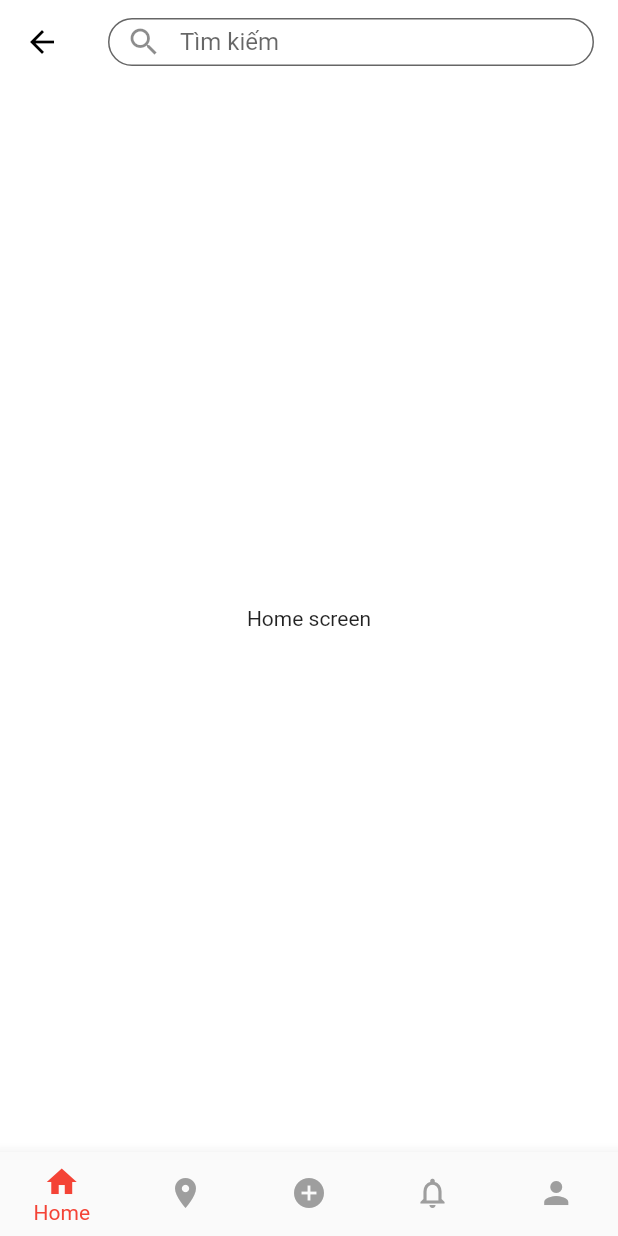
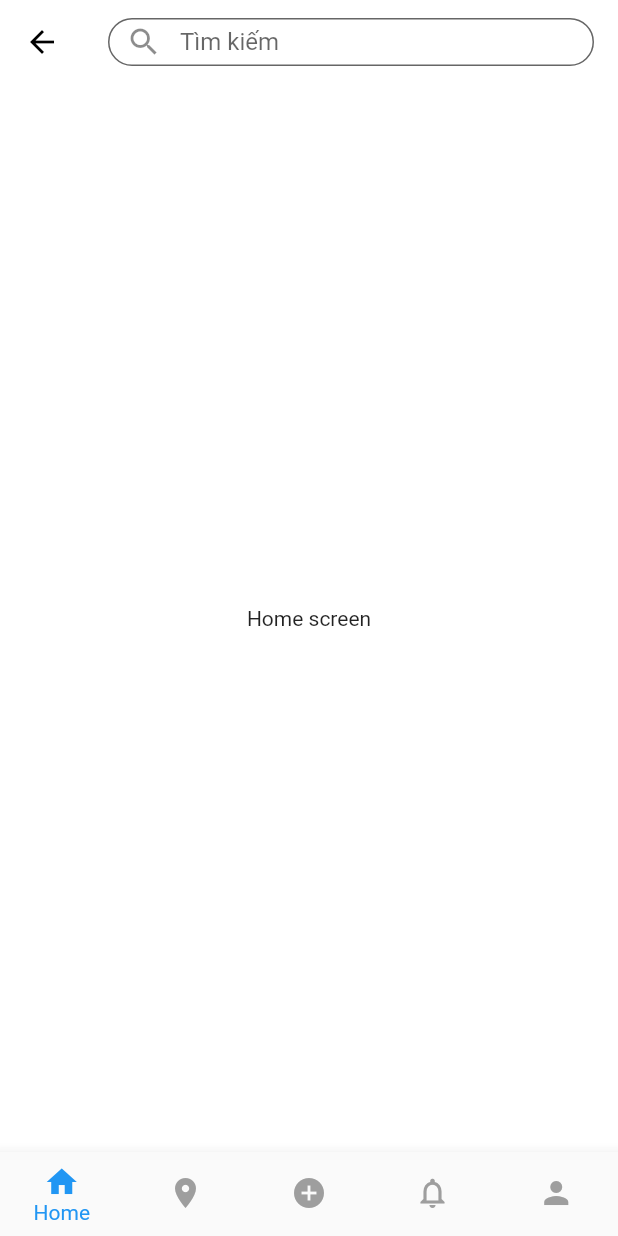
Before and after one commit to ngxhuyhoang/review-app-mobile, a Flutter app: the TabBarNavigator screen opened directly, on a phone screen of 412 x 824 dp. Run offline on Flutter 3.47's test engine with Material 2 defaults, Android fonts, the phone set to English and light mode, and no system bars; statements that could not run were skipped.

Commit message:
feat: color palette

```diff
--- /dev/null
+++ b/lib/core/app_theme.dart
@@ -0,0 +1,14 @@
+import 'dart:ui';
+
+import 'package:flutter/material.dart';
+
+// Color palette: https://flatuicolors.com/palette/cn
+
+class AppTheme {
+  static final Color black = Colors.black;
+  static final Color white = Colors.white;
+  static final Color blue1 = Color(0xff3742fa);
+  static final Color blue2 = Color(0xff5352ed);
+  static final Color blue3 = Color(0xff1e90ff);
+  static final Color blue4 = Color(0xff70a1ff);
+}
--- a/lib/navigators/tab_bar_navigator.dart
+++ b/lib/navigators/tab_bar_navigator.dart
@@ -1,4 +1,5 @@
 import 'package:flutter/material.dart';
+import 'package:review_app_mobile/core/app_theme.dart';
 import 'package:review_app_mobile/screens/account.dart';
 import 'package:review_app_mobile/screens/home.dart';
 import 'package:review_app_mobile/screens/location.dart';
@@ -27,7 +28,7 @@ class _TabBarNavigator extends State<TabBarNavigator> {
       body: screens[_currentIndex],
       bottomNavigationBar: BottomNavigationBar(
         type: BottomNavigationBarType.fixed,
-        selectedItemColor: Colors.red,
+        selectedItemColor: AppTheme.brightGreek,
         unselectedItemColor: Colors.grey,
         currentIndex: _currentIndex,
         showUnselectedLabels: false,
```
Also changed, not shown: 1 other file.
